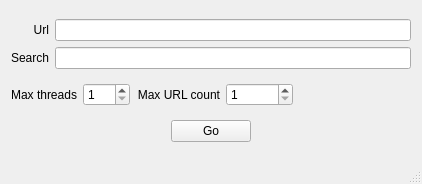
Before: the Qt Designer form UrlSearch/src/Application.ui in DenArzik/UrlSearch, drawn with Qt 5.
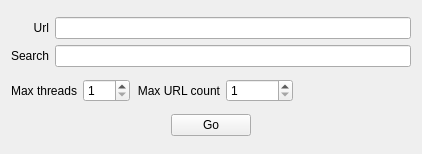
After: the same form once the commit is applied.

The edit to the form file:
```diff
--- a/UrlSearch/src/Application.ui
+++ b/UrlSearch/src/Application.ui
@@ -7,7 +7,7 @@
     <x>0</x>
     <y>0</y>
     <width>422</width>
-    <height>184</height>
+    <height>154</height>
    </rect>
   </property>
   <property name="windowTitle">
@@ -157,7 +157,6 @@
     </item>
    </layout>
   </widget>
-  <widget class="QStatusBar" name="statusBar"/>
  </widget>
  <layoutdefault spacing="6" margin="11"/>
  <resources>
```
